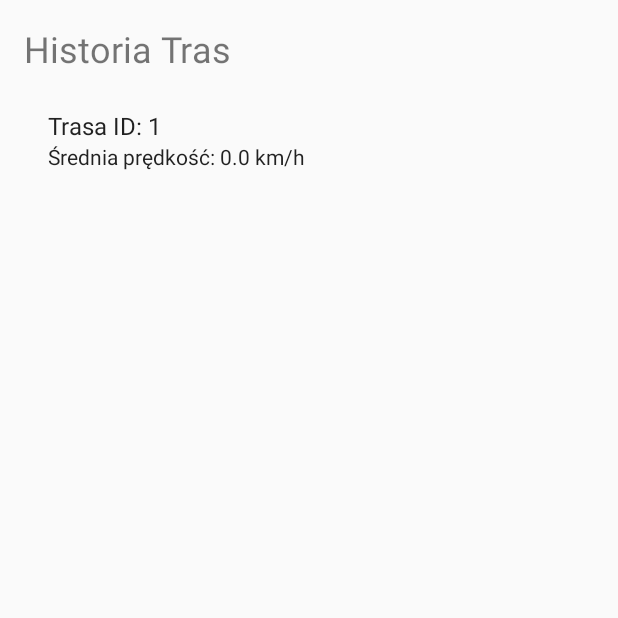
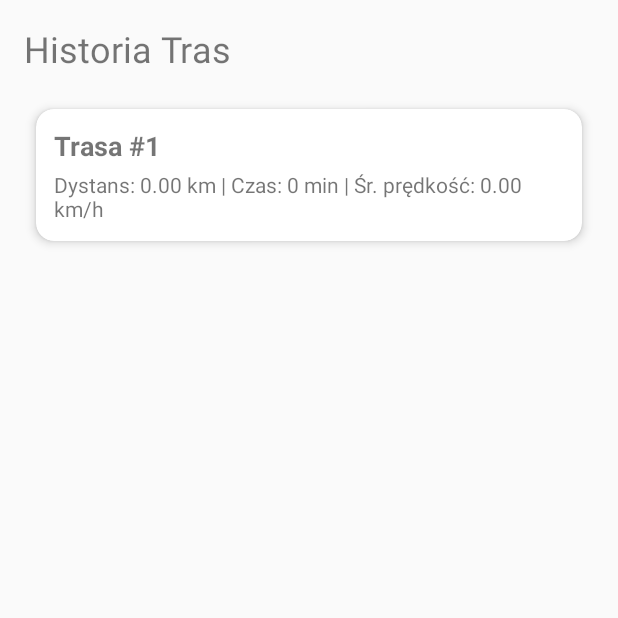
Before and after one commit to mitahezyf/RoadChampion-tester-jazdy, an Android app built with Jetpack Compose: the HistoryActivity screen opened directly, with no data from a screen before it, on a phone screen of 412 x 824 dp, the top half of it. Run offline under Robolectric (Android 15) with nearby library versions, the phone set to English and light mode, and no system bars; our stand-ins replace Room's generated code.

Commit message:
dodanie widoku historii tras, brak warrningow i bledow, jest 5 rano i o dziwno nadal wszystko dziala

```diff
--- a/app/src/main/java/com/example/myapplication/MapFragment.kt
+++ b/app/src/main/java/com/example/myapplication/MapFragment.kt
@@ -126,7 +126,8 @@ class MapFragment : Fragment(R.layout.fragment_map), LocationListener {
             val lastRouteId = database.routeDao().getLastRouteId()
             val newRouteId = lastRouteId + 1
 
-            val route = Route(id = newRouteId, startTime = startTime, endTime = 0, averageSpeed = 0f)
+            val route = Route(id = newRouteId, startTime = startTime, endTime = 0, averageSpeed = 0f, distance = 0f, duration = 0)
+
             database.routeDao().insertRoute(route)
 
             withContext(Dispatchers.Main) {
@@ -143,12 +144,19 @@ class MapFragment : Fragment(R.layout.fragment_map), LocationListener {
         isTracking = false
         endTime = System.currentTimeMillis()
 
+        val duration = endTime - startTime
         val totalDistance = calculateTotalDistance(geoPoints)
         val durationInHours = (endTime - startTime) / 3600000.0
         val averageSpeed = if (durationInHours > 0) (totalDistance / 1000) / durationInHours else 0f
 
         CoroutineScope(Dispatchers.IO).launch {
-            database.routeDao().updateRoute(currentRouteId ?: 0, startTime, endTime, averageSpeed.toFloat())
+            database.routeDao().updateRoute(currentRouteId ?: 0,
+                startTime,
+                endTime,
+                averageSpeed.toFloat(),
+                totalDistance,
+                duration)
+
 
             withContext(Dispatchers.Main) {
                 view?.findViewById<Button>(R.id.startButton)?.setBackgroundColor(ContextCompat.getColor(requireContext(), R.color.green))
--- a/app/src/main/java/com/example/myapplication/Route.kt
+++ b/app/src/main/java/com/example/myapplication/Route.kt
@@ -17,6 +17,8 @@ data class Route(
     val endTime: Long,
     val averageSpeed: Float,
     val suddenAccelerations: Int = 0,
-    val suddenBrakings: Int = 0
+    val suddenBrakings: Int = 0,
+    val distance: Float,
+    val duration: Long
 
 ) : Parcelable
--- a/app/src/main/java/com/example/myapplication/RouteAdapter.kt
+++ b/app/src/main/java/com/example/myapplication/RouteAdapter.kt
@@ -5,6 +5,7 @@ import android.view.LayoutInflater
 import android.view.View
 import android.view.ViewGroup
 import android.widget.TextView
+import androidx.cardview.widget.CardView
 import androidx.recyclerview.widget.RecyclerView
 
 class RouteAdapter(private val onRouteClick: (Route) -> Unit) :
@@ -21,7 +22,7 @@ class RouteAdapter(private val onRouteClick: (Route) -> Unit) :
 
     override fun onCreateViewHolder(parent: ViewGroup, viewType: Int): RouteViewHolder {
         val view = LayoutInflater.from(parent.context)
-            .inflate(android.R.layout.simple_list_item_2, parent, false)
+            .inflate(R.layout.item_route, parent, false)
         return RouteViewHolder(view, onRouteClick)
     }
 
@@ -35,14 +36,20 @@ class RouteAdapter(private val onRouteClick: (Route) -> Unit) :
     class RouteViewHolder(view: View, private val onRouteClick: (Route) -> Unit) :
         RecyclerView.ViewHolder(view) {
 
-        private val title = view.findViewById<TextView>(android.R.id.text1)
-        private val subtitle = view.findViewById<TextView>(android.R.id.text2)
+        private val cardView: CardView = view.findViewById(R.id.cardRoute)
+        private val title: TextView = view.findViewById(R.id.textRouteTitle)
+        private val subtitle: TextView = view.findViewById(R.id.textRouteDetails)
 
-        @SuppressLint("SetTextI18n")
+        @SuppressLint("SetTextI18n", "DefaultLocale")
         fun bind(route: Route) {
-            title.text = "Trasa ID: ${route.id}"
-            subtitle.text = "Średnia prędkość: ${route.averageSpeed} km/h"
-            itemView.setOnClickListener { onRouteClick(route) }
+            val formattedDistance = String.format("%.2f", route.distance)
+            val durationInMinutes = route.duration / 60000
+            val formattedSpeed = String.format("%.2f", route.averageSpeed)
+
+            title.text = "Trasa #${route.id}"
+            subtitle.text = "Dystans: $formattedDistance km | Czas: $durationInMinutes min | Śr. prędkość: $formattedSpeed km/h"
+
+            cardView.setOnClickListener { onRouteClick(route) }
         }
     }
 }
--- a/app/src/main/java/com/example/myapplication/RouteDao.kt
+++ b/app/src/main/java/com/example/myapplication/RouteDao.kt
@@ -29,8 +29,8 @@ interface RouteDao {
     @Insert
     fun insertRoutePoint(routePoint: RoutePoint)
 
-    @Query("UPDATE routes SET startTime = :startTime, endTime = :endTime, averageSpeed = :averageSpeed WHERE id = :routeId")
-    suspend fun updateRoute(routeId: Int, startTime: Long, endTime: Long, averageSpeed: Float)
+    @Query("UPDATE routes SET startTime = :startTime, endTime = :endTime, averageSpeed = :averageSpeed, distance = :distance, duration = :duration WHERE id = :routeId")
+    suspend fun updateRoute(routeId: Int, startTime: Long, endTime: Long, averageSpeed: Float, distance: Float, duration: Long)
 
     @Query("SELECT COALESCE(MAX(id), 0) FROM routes")
     fun getLastRouteId(): Int
@@ -38,6 +38,8 @@ interface RouteDao {
     @Query("UPDATE routes SET suddenAccelerations = :accels, suddenBrakings = :brakes WHERE id = :routeId")
     suspend fun updateAccelerationData(routeId: Int, accels: Int, brakes: Int)
 
+    @Query("UPDATE routes SET distance = :distance, duration = :duration WHERE id = :routeId")
+    suspend fun updateRouteStats(routeId: Int, distance: Float, duration: Long)
 
 
 
--- /dev/null
+++ b/app/src/main/res/layout/item_route.xml
@@ -0,0 +1,34 @@
+<?xml version="1.0" encoding="utf-8"?>
+<androidx.cardview.widget.CardView xmlns:android="http://schemas.android.com/apk/res/android"
+    xmlns:app="http://schemas.android.com/apk/res-auto"
+    android:id="@+id/cardRoute"
+    android:layout_width="match_parent"
+    android:layout_height="wrap_content"
+    android:layout_margin="8dp"
+    app:cardElevation="4dp"
+    app:cardCornerRadius="12dp">
+
+    <LinearLayout
+        android:layout_width="match_parent"
+        android:layout_height="wrap_content"
+        android:padding="12dp"
+        android:orientation="vertical">
+
+        <TextView
+            android:id="@+id/textRouteTitle"
+            android:layout_width="wrap_content"
+            android:layout_height="wrap_content"
+            android:text="@string/route_nr"
+            android:textSize="18sp"
+            android:textStyle="bold" />
+
+        <TextView
+            android:id="@+id/textRouteDetails"
+            android:layout_width="wrap_content"
+            android:layout_height="wrap_content"
+            android:text="@string/data_text"
+            android:textSize="14sp"
+            android:layout_marginTop="4dp" />
+
+    </LinearLayout>
+</androidx.cardview.widget.CardView>
--- a/app/src/main/res/values/strings.xml
+++ b/app/src/main/res/values/strings.xml
@@ -4,4 +4,6 @@
     <string name="new_route">Nowa Trasa</string>
     <string name="history">Historia Tras</string>
     <string name="settings">Ustawienia</string>
+    <string name="data_text">Dystans: 0 km | Czas: 0 min | Śr. prędkość: 0 km/h</string>
+    <string name="route_nr">Trasa #</string>
 </resources>
```
